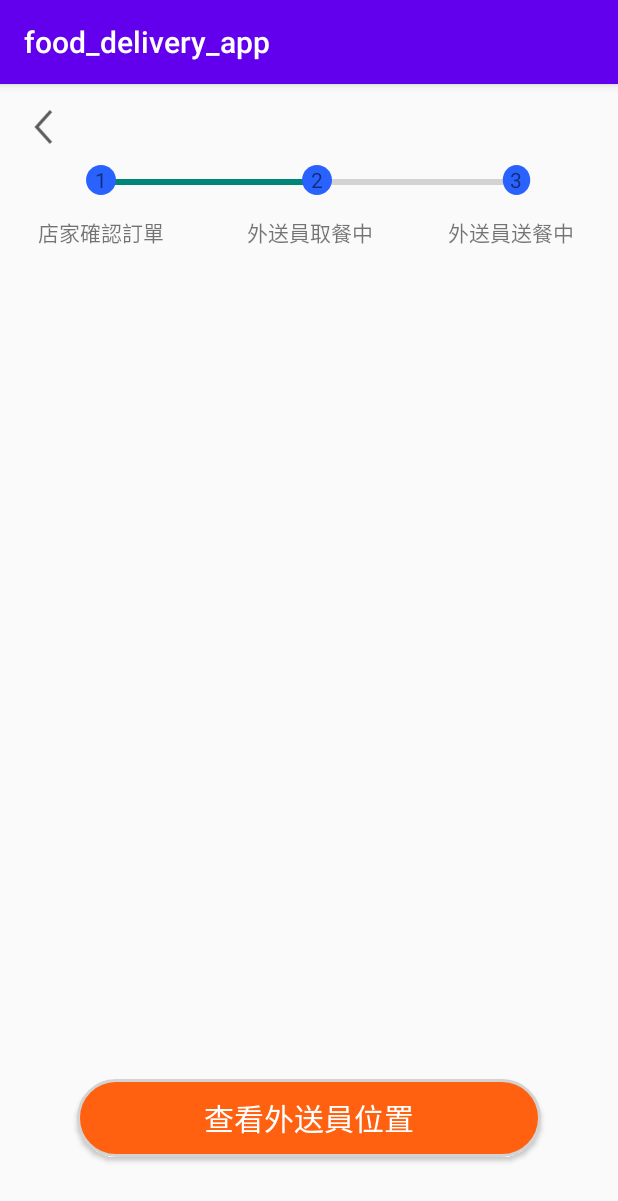
After one commit to YongXiang12/Food_delivery_application, an Android app: the OrderStatusActivity screen opened directly, with no data from a screen before it, on a phone screen of 412 x 824 dp. The commit adds this screen. Shown: the top 1201 px of the screen. Run offline under Robolectric (Android 15) with nearby library versions, the phone set to English and light mode, and no system bars.

Commit message:
OrderStatusActivity介面設計, 顯示訂單狀態

```diff
--- a/app/src/main/AndroidManifest.xml
+++ b/app/src/main/AndroidManifest.xml
@@ -9,6 +9,9 @@
         android:roundIcon="@mipmap/ic_launcher_round"
         android:supportsRtl="true"
         android:theme="@style/Theme.Nav4">
+        <activity
+            android:name=".ui.order.OrderStatusActivity"
+            android:exported="false" />
         <activity
             android:name=".ui.restaurant.CartActivity"
             android:exported="false" />
--- a/app/src/main/java/fcu/mp110/food_delivery_app/MainActivity.java
+++ b/app/src/main/java/fcu/mp110/food_delivery_app/MainActivity.java
@@ -5,6 +5,7 @@ import android.os.Bundle;
 import android.view.View;
 import android.view.Menu;
 import android.widget.ImageView;
+import android.widget.ProgressBar;
 import android.widget.TextView;
 
 
@@ -23,6 +24,7 @@ import androidx.recyclerview.widget.RecyclerView;
 import java.util.ArrayList;
 
 import fcu.mp110.food_delivery_app.databinding.ActivityMainBinding;
+import fcu.mp110.food_delivery_app.ui.order.OrderStatusActivity;
 import fcu.mp110.food_delivery_app.ui.restaurant.RestaurantArrayAdapter;
 import fcu.mp110.food_delivery_app.ui.restaurant.StoreItem;
 import fcu.mp110.food_delivery_app.ui.search.SearchPage;
--- /dev/null
+++ b/app/src/main/java/fcu/mp110/food_delivery_app/ui/order/OrderStatusActivity.java
@@ -0,0 +1,26 @@
+package fcu.mp110.food_delivery_app.ui.order;
+
+import androidx.appcompat.app.AppCompatActivity;
+
+import android.os.Bundle;
+import android.view.View;
+import android.widget.ProgressBar;
+
+import fcu.mp110.food_delivery_app.R;
+
+
+public class OrderStatusActivity extends AppCompatActivity {
+
+    @Override
+    protected void onCreate(Bundle savedInstanceState) {
+        super.onCreate(savedInstanceState);
+        setContentView(R.layout.activity_order_status);
+
+        ProgressBar progressBar = findViewById(R.id.progressBar);
+        progressBar.setProgress(50);
+    }
+    public void goBack(View view)
+    {
+        finish();
+    }
+}
--- a/app/src/main/java/fcu/mp110/food_delivery_app/ui/restaurant/CartActivity.java
+++ b/app/src/main/java/fcu/mp110/food_delivery_app/ui/restaurant/CartActivity.java
@@ -2,10 +2,12 @@ package fcu.mp110.food_delivery_app.ui.restaurant;
 
 import androidx.appcompat.app.AppCompatActivity;
 
+import android.content.Intent;
 import android.os.Bundle;
 import android.view.View;
 
 import fcu.mp110.food_delivery_app.R;
+import fcu.mp110.food_delivery_app.ui.order.OrderStatusActivity;
 
 public class CartActivity extends AppCompatActivity {
 
@@ -18,4 +20,9 @@ public class CartActivity extends AppCompatActivity {
     public void goBack(View view) {
         finish();
     }
+
+    public void sendOrder(View view){
+        Intent intent = new Intent(this, OrderStatusActivity.class);
+        startActivity(intent);
+    }
 }
--- /dev/null
+++ b/app/src/main/res/drawable/ic_baseline_circle_24.xml
@@ -0,0 +1,5 @@
+<vector android:height="24dp" android:tint="#2962FF"
+    android:viewportHeight="24" android:viewportWidth="24"
+    android:width="24dp" xmlns:android="http://schemas.android.com/apk/res/android">
+    <path android:fillColor="@android:color/white" android:pathData="M12,2C6.47,2 2,6.47 2,12s4.47,10 10,10 10,-4.47 10,-10S17.53,2 12,2z"/>
+</vector>
--- a/app/src/main/res/layout/activity_cart.xml
+++ b/app/src/main/res/layout/activity_cart.xml
@@ -60,7 +60,8 @@
                 android:id="@+id/button5"
                 android:layout_width="wrap_content"
                 android:layout_height="wrap_content"
-                android:text="Button" />
+                android:onClick="sendOrder"
+                android:text="送出訂單" />
         </LinearLayout>
 
     </androidx.cardview.widget.CardView>
--- /dev/null
+++ b/app/src/main/res/layout/activity_order_status.xml
@@ -0,0 +1,143 @@
+<?xml version="1.0" encoding="utf-8"?>
+<androidx.constraintlayout.widget.ConstraintLayout xmlns:android="http://schemas.android.com/apk/res/android"
+    xmlns:app="http://schemas.android.com/apk/res-auto"
+    xmlns:tools="http://schemas.android.com/tools"
+    android:layout_width="match_parent"
+    android:layout_height="match_parent"
+    tools:context=".ui.order.OrderStatusActivity">
+
+    <ImageView
+        android:id="@+id/imv_back"
+        android:layout_width="25dp"
+        android:layout_height="25dp"
+        android:layout_alignParentLeft="true"
+        android:layout_marginStart="16dp"
+        android:layout_marginTop="16dp"
+        android:onClick="goBack"
+        android:src="@drawable/icons8_back_48px"
+        app:layout_constraintStart_toStartOf="parent"
+        app:layout_constraintTop_toTopOf="parent" />
+
+    <ProgressBar
+        android:id="@+id/progressBar"
+        style="?android:attr/progressBarStyleHorizontal"
+        android:layout_width="290dp"
+        android:layout_height="27dp"
+
+        android:layout_alignParentEnd="true"
+        android:layout_centerHorizontal="true"
+        android:layout_marginTop="52dp"
+        app:layout_constraintEnd_toEndOf="parent"
+        app:layout_constraintHorizontal_bias="0.495"
+        app:layout_constraintStart_toStartOf="parent"
+        app:layout_constraintTop_toTopOf="parent" />
+
+    <LinearLayout
+        android:layout_width="370dp"
+        android:layout_height="wrap_content"
+        android:layout_alignParentStart="true"
+        android:layout_alignParentTop="true"
+        android:layout_centerHorizontal="true"
+        android:layout_marginTop="88dp"
+        android:orientation="horizontal"
+        app:layout_constraintEnd_toEndOf="parent"
+        app:layout_constraintHorizontal_bias="0.609"
+        app:layout_constraintStart_toStartOf="parent"
+        app:layout_constraintTop_toTopOf="parent">
+
+        <TextView
+            android:id="@+id/textView0"
+            android:layout_width="wrap_content"
+            android:layout_height="wrap_content"
+
+
+            android:gravity="center"
+            android:text="店家確認訂單" />
+
+        <TextView
+            android:id="@+id/textView5"
+            android:layout_width="wrap_content"
+            android:layout_height="wrap_content"
+
+
+            android:layout_marginLeft="55dp"
+            android:gravity="center"
+            android:text="外送員取餐中" />
+
+        <TextView
+            android:id="@+id/textView8"
+            android:layout_width="wrap_content"
+            android:layout_height="wrap_content"
+
+            android:layout_marginLeft="50dp"
+            android:gravity="center"
+            android:text="外送員送餐中" />
+    </LinearLayout>
+
+    <LinearLayout
+        android:layout_width="300dp"
+        android:layout_height="wrap_content"
+        android:layout_alignParentStart="true"
+        android:layout_alignParentTop="true"
+        android:layout_centerHorizontal="true"
+        android:layout_marginTop="52dp"
+        android:orientation="horizontal"
+        app:layout_constraintEnd_toEndOf="parent"
+        app:layout_constraintHorizontal_bias="0.495"
+        app:layout_constraintStart_toStartOf="parent"
+        app:layout_constraintTop_toTopOf="parent">
+
+        <TextView
+            android:id="@+id/textView4"
+            android:layout_width="wrap_content"
+            android:layout_height="wrap_content"
+
+            android:background="@drawable/ic_baseline_circle_24"
+            android:gravity="center"
+            android:text="1" />
+
+        <TextView
+            android:id="@+id/textView3"
+            android:layout_width="wrap_content"
+            android:layout_height="wrap_content"
+
+            android:layout_marginLeft="120dp"
+            android:background="@drawable/ic_baseline_circle_24"
+            android:gravity="center"
+            android:text="2" />
+
+        <TextView
+            android:id="@+id/textView6"
+            android:layout_width="wrap_content"
+            android:layout_height="wrap_content"
+            android:layout_marginLeft="110dp"
+            android:background="@drawable/ic_baseline_circle_24"
+            android:gravity="center"
+            android:text="3" />
+    </LinearLayout>
+
+    <ListView
+        android:layout_width="281dp"
+        android:layout_height="417dp"
+        app:layout_constraintBottom_toBottomOf="parent"
+        app:layout_constraintEnd_toEndOf="parent"
+        app:layout_constraintStart_toStartOf="parent"
+        app:layout_constraintTop_toTopOf="parent" />
+
+    <Button
+        android:id="@+id/button"
+        android:layout_width="309dp"
+        android:layout_height="52dp"
+        android:background="@drawable/button_format"
+        android:text="查看外送員位置"
+        android:textColor="#FFFFFF"
+        android:textSize="20sp"
+        app:layout_constraintBottom_toBottomOf="parent"
+        app:layout_constraintEnd_toEndOf="parent"
+        app:layout_constraintStart_toStartOf="parent"
+        app:layout_constraintTop_toTopOf="parent"
+        app:layout_constraintVertical_bias="0.926"
+        app:strokeColor="#FF6110" />
+
+
+</androidx.constraintlayout.widget.ConstraintLayout>
```
